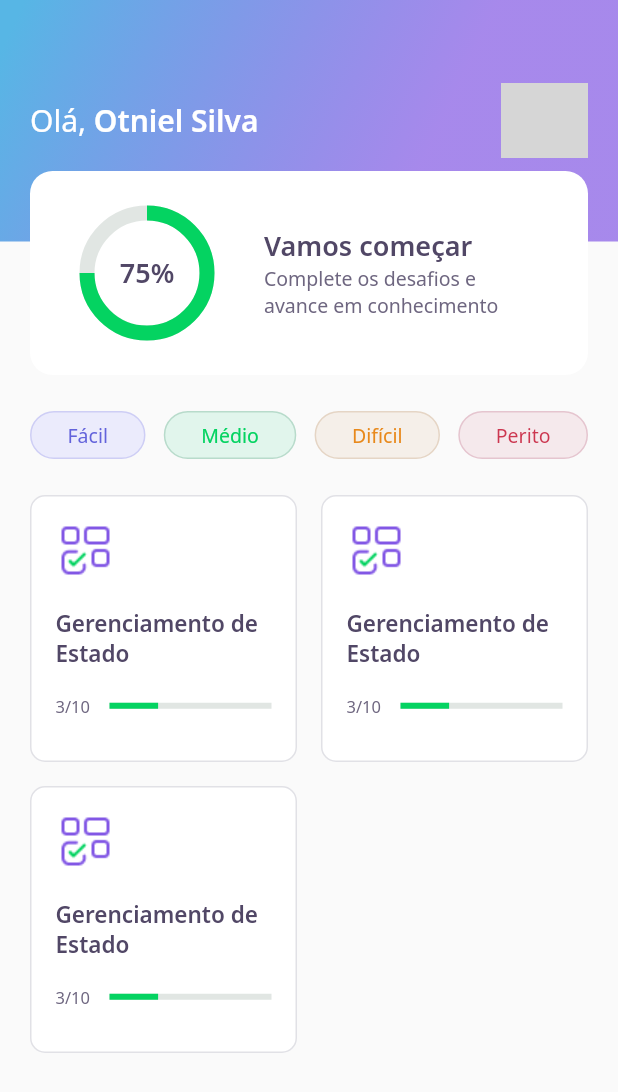
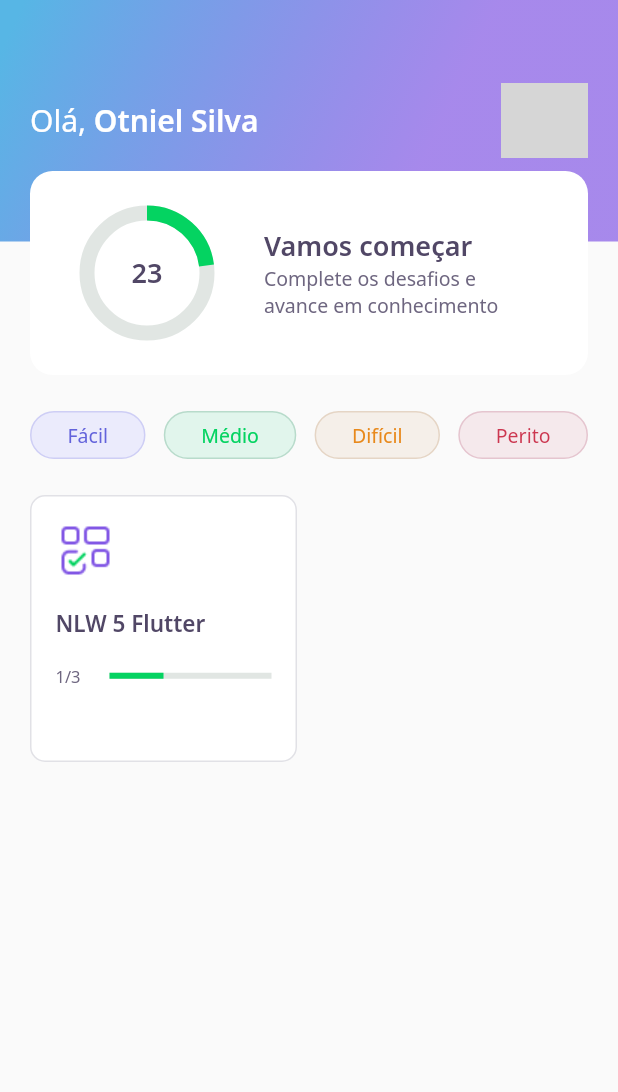
Before and after one commit to otnielgusta/nlw05Flutter, a Flutter app: the HomePage screen opened directly, on a phone screen of 412 x 824 dp. Shown: the top 1092 px of the screen. Run offline on Flutter 3.47's test engine with Material 2 defaults, Android fonts, the phone set to English and light mode, and no system bars; our stand-ins replace google_fonts; network calls fail; grey boxes are pictures that could not be loaded.

Commit message:
criado model,  controller e repository de user e quizzes; Criado dados estáticos  para consulta

```diff
--- /dev/null
+++ b/assets/database/quizzes.json
@@ -0,0 +1,64 @@
+[
+  {
+    "title": "NLW 5 Flutter",
+    "imagem": "blocks",
+    "questionAnswered": 1,
+    "level": "facil",
+    "questions": [
+      {
+        "title": "Está curtindo o Flutter?",
+        "answer": [
+          {
+            "title": "Estou curtindo"
+          },
+          {
+            "title": "Amando Flutter"
+          },
+          {
+            "title": "Muito top"
+          },
+          {
+            "title": "Show de Bola",
+            "isRight": true
+          }
+        ]
+      },
+      {
+        "title": "Está curtindo o Flutter?",
+        "answer": [
+          {
+            "title": "Estou curtindo"
+          },
+          {
+            "title": "Amando Flutter",
+            "isRight": true
+          },
+          {
+            "title": "Muito top"
+          },
+          {
+            "title": "Show de Bola"
+          }
+        ]
+      },
+      {
+        "title": "Está curtindo o Flutter?",
+        "answer": [
+          {
+            "title": "Estou curtindo",
+            "isRight": true
+          },
+          {
+            "title": "Amando Flutter"
+          },
+          {
+            "title": "Muito top"
+          },
+          {
+            "title": "Show de Bola"
+          }
+        ]
+      }
+    ]
+  }
+]
--- /dev/null
+++ b/assets/database/user.json
@@ -0,0 +1,6 @@
+{
+  "name": "Otniel Silva",
+  "score": 23,
+  "photoUrl": "https://avatars.githubusercontent.com/u/55518288?s=400&u=396564bb8d6cb09bcbb3ac0642b657bd30071f8c&v=4"
+
+}
--- a/lib/core/app_widget.dart
+++ b/lib/core/app_widget.dart
@@ -7,7 +7,7 @@ class AppWidget extends StatelessWidget {
   @override
   Widget build(BuildContext context) {
     return MaterialApp(
-      home: ChallengePage(),
+      home: HomePage(),
     );
   }
 }
--- /dev/null
+++ b/lib/home/home_controller.dart
@@ -0,0 +1,33 @@
+import 'package:flutter/foundation.dart';
+import 'package:nlwflutter/core/app_images.dart';
+import 'package:nlwflutter/home/home_repository.dart';
+import 'package:nlwflutter/home/home_state.dart';
+import 'package:nlwflutter/shared/models/answer_model.dart';
+import 'package:nlwflutter/shared/models/question_model.dart';
+import 'package:nlwflutter/shared/models/quiz_model.dart';
+import 'package:nlwflutter/shared/models/user_model.dart';
+
+class HomeController {
+  final stateNotifier = ValueNotifier<HomeState>(HomeState.empty);
+  set state(HomeState state) => stateNotifier.value = state;
+  HomeState get state => stateNotifier.value;
+
+  UserModel? user;
+  List<QuizModel>? quizzes;
+
+  final repository = HomeRepository();
+
+  void getUser() async {
+    state = HomeState.loading;
+
+    this.user = await repository.getUser();
+    state = HomeState.success;
+  }
+
+  void getQuizzes() async {
+    state = HomeState.loading;
+
+    this.quizzes = await repository.getQuizzes();
+    state = HomeState.success;
+  }
+}
--- a/lib/home/home_page.dart
+++ b/lib/home/home_page.dart
@@ -1,4 +1,8 @@
 import 'package:flutter/material.dart';
+import 'package:nlwflutter/challenge/widgets/question_indicator/quiz/quiz_widget.dart';
+import 'package:nlwflutter/core/app_colors.dart';
+import 'package:nlwflutter/home/home_controller.dart';
+import 'package:nlwflutter/home/home_state.dart';
 import 'package:nlwflutter/home/widgets/appbar/app_bar.dart';
 import 'package:nlwflutter/home/widgets/level_button/level_button_widget.dart';
 import 'package:nlwflutter/home/widgets/quiz_card/quiz_card_widget.dart';
@@ -9,10 +13,25 @@ class HomePage extends StatefulWidget {
 }
 
 class _HomePageState extends State<HomePage> {
+  final controller = HomeController();
+  get user => controller.getUser();
+  get quizzes => controller.getQuizzes();
+
+  @override
+  void initState() {
+    super.initState();
+    controller.getUser();
+    controller.getQuizzes();
+    controller.stateNotifier.addListener(() {
+      setState(() {});
+    });
+  }
+
   @override
   Widget build(BuildContext context) {
+    if (controller.state == HomeState.success) {
       return Scaffold(
-      appBar: AppBarWidget(),
+        appBar: AppBarWidget(userModel: controller.user!),
         body: Padding(
           padding: const EdgeInsets.symmetric(horizontal: 20.0),
           child: Column(
@@ -45,16 +64,28 @@ class _HomePageState extends State<HomePage> {
                   crossAxisSpacing: 16,
                   mainAxisSpacing: 16,
                   crossAxisCount: 2,
-                children: [
-                  QuizCardWidget(),
-                  QuizCardWidget(),
-                  QuizCardWidget(),
-                ],
+                  children: controller.quizzes!
+                      .map((e) => QuizCardWidget(
+                            title: e.title,
+                            completed:
+                                "${e.questionAnswered}/${e.questions.length}",
+                            percent: e.questionAnswered / e.questions.length,
+                          ))
+                      .toList(),
                 ),
               )
             ],
           ),
         ),
       );
+    } else {
+      return Scaffold(
+        body: Center(
+          child: CircularProgressIndicator(
+            valueColor: AlwaysStoppedAnimation<Color>(AppColors.darkGreen),
+          ),
+        ),
+      );
     }
   }
+}
--- /dev/null
+++ b/lib/home/home_state.dart
@@ -0,0 +1,6 @@
+enum HomeState {
+  success,
+  loading,
+  error,
+  empty,
+}
--- a/lib/home/widgets/appbar/app_bar.dart
+++ b/lib/home/widgets/appbar/app_bar.dart
@@ -2,9 +2,11 @@ import 'package:flutter/material.dart';
 import 'package:nlwflutter/core/app_gradients.dart';
 import 'package:nlwflutter/core/app_text_styles.dart';
 import 'package:nlwflutter/home/widgets/score_card/score_card_widget.dart';
+import 'package:nlwflutter/shared/models/user_model.dart';
 
 class AppBarWidget extends PreferredSize {
-  AppBarWidget()
+  final UserModel userModel;
+  AppBarWidget({required this.userModel})
       : super(
           preferredSize: Size.fromHeight(250),
           child: Container(
@@ -28,7 +30,7 @@ class AppBarWidget extends PreferredSize {
                             style: AppTextStyles.title,
                             children: [
                               TextSpan(
-                                text: "Otniel Silva",
+                                text: userModel.name,
                                 style: AppTextStyles.titleBold,
                               )
                             ]),
@@ -40,14 +42,19 @@ class AppBarWidget extends PreferredSize {
                           borderRadius: BorderRadius.circular(10),
                           image: DecorationImage(
                             image: NetworkImage(
-                                "https://avatars.githubusercontent.com/u/55518288?s=400&u=396564bb8d6cb09bcbb3ac0642b657bd30071f8c&v=4"),
+                              userModel.photoUrl,
+                            ),
                           ),
                         ),
                       )
                     ],
                   ),
                 ),
-                Align(alignment: Alignment(0.0, 1.0), child: ScoreCardWidget()),
+                Align(
+                    alignment: Alignment(0.0, 1.0),
+                    child: ScoreCardWidget(
+                      score: userModel.score,
+                    )),
               ],
             ),
           ),
--- a/lib/home/widgets/chart/chart_widget.dart
+++ b/lib/home/widgets/chart/chart_widget.dart
@@ -3,6 +3,12 @@ import 'package:nlwflutter/core/app_colors.dart';
 import 'package:nlwflutter/core/app_text_styles.dart';
 
 class ChartWidget extends StatelessWidget {
+  final int score;
+
+  const ChartWidget({
+    Key? key,
+    required this.score,
+  }) : super(key: key);
   @override
   Widget build(BuildContext context) {
     return Container(
@@ -16,7 +22,7 @@ class ChartWidget extends StatelessWidget {
               width: 80,
               child: CircularProgressIndicator(
                 strokeWidth: 10,
-                value: .75,
+                value: score / 100,
                 backgroundColor: AppColors.chartSecondary,
                 valueColor:
                     AlwaysStoppedAnimation<Color>(AppColors.chartPrimary),
@@ -25,7 +31,7 @@ class ChartWidget extends StatelessWidget {
           ),
           Center(
             child: Text(
-              "75%",
+              score.toString(),
               style: AppTextStyles.heading,
             ),
           ),
--- a/lib/home/widgets/quiz_card/quiz_card_widget.dart
+++ b/lib/home/widgets/quiz_card/quiz_card_widget.dart
@@ -1,10 +1,22 @@
 import 'package:flutter/material.dart';
+
 import 'package:nlwflutter/core/app_colors.dart';
 import 'package:nlwflutter/core/app_images.dart';
 import 'package:nlwflutter/core/app_text_styles.dart';
 import 'package:nlwflutter/shared/widgets/progress_indicator/progress_indicator_widget.dart';
 
 class QuizCardWidget extends StatelessWidget {
+  final String title;
+  final String completed;
+  final double percent;
+
+  const QuizCardWidget({
+    Key? key,
+    required this.title,
+    required this.completed,
+    required this.percent,
+  }) : super(key: key);
+
   @override
   Widget build(BuildContext context) {
     return Container(
@@ -28,7 +40,7 @@ class QuizCardWidget extends StatelessWidget {
             height: 18,
           ),
           Text(
-            "Gerenciamento de Estado",
+            title,
             style: AppTextStyles.heading15,
           ),
           SizedBox(
@@ -38,12 +50,12 @@ class QuizCardWidget extends StatelessWidget {
             children: [
               Expanded(
                 flex: 1,
-                child: Text("3/10", style: AppTextStyles.body11),
+                child: Text(completed, style: AppTextStyles.body11),
               ),
               Expanded(
                   flex: 3,
                   child: ProgressIndicatorWidget(
-                    value: 0.3,
+                    value: percent,
                   ))
             ],
           )
--- a/lib/home/widgets/score_card/score_card_widget.dart
+++ b/lib/home/widgets/score_card/score_card_widget.dart
@@ -3,6 +3,9 @@ import 'package:nlwflutter/core/app_text_styles.dart';
 import 'package:nlwflutter/home/widgets/chart/chart_widget.dart';
 
 class ScoreCardWidget extends StatelessWidget {
+  final int score;
+
+  const ScoreCardWidget({Key? key, required this.score}) : super(key: key);
   @override
   Widget build(BuildContext context) {
     return Padding(
@@ -19,7 +22,9 @@ class ScoreCardWidget extends StatelessWidget {
             children: [
               Expanded(
                 flex: 1,
-                child: ChartWidget(),
+                child: ChartWidget(
+                  score: score,
+                ),
               ),
               Expanded(
                 flex: 2,
--- /dev/null
+++ b/lib/shared/models/quiz_model.dart
@@ -0,0 +1,69 @@
+import 'dart:convert';
+
+import 'package:nlwflutter/shared/models/question_model.dart';
+
+enum Level {
+  facil,
+  medio,
+  dificil,
+  perito,
+}
+
+extension LevelStringExt on String {
+  Level get parse => {
+        "facil": Level.facil,
+        "medio": Level.medio,
+        "difecil": Level.dificil,
+        "perito": Level.perito,
+      }[this]!;
+}
+
+extension LevelExt on Level {
+  String get parse => {
+        Level.facil: "facil",
+        Level.medio: "medio",
+        Level.dificil: "dificil",
+        Level.perito: "perito",
+      }[this]!;
+}
+
+class QuizModel {
+  final String title;
+  final List<QuestionModel> questions;
+  final int questionAnswered;
+  final String imagem;
+  final Level level;
+
+  QuizModel(
+      {required this.title,
+      required this.questions,
+      this.questionAnswered = 0,
+      required this.imagem,
+      required this.level});
+
+  Map<String, dynamic> toMap() {
+    return {
+      'title': title,
+      'questions': questions.map((x) => x.toMap()).toList(),
+      'questionAnswered': questionAnswered,
+      'imagem': imagem,
+      'level': level.parse,
+    };
+  }
+
+  factory QuizModel.fromMap(Map<String, dynamic> map) {
+    return QuizModel(
+      title: map['title'],
+      questions: List<QuestionModel>.from(
+          map['questions']?.map((x) => QuestionModel.fromMap(x))),
+      questionAnswered: map['questionAnswered'],
+      imagem: map['imagem'],
+      level: (map['level'].toString().parse),
+    );
+  }
+
+  String toJson() => json.encode(toMap());
+
+  factory QuizModel.fromJson(String source) =>
+      QuizModel.fromMap(json.decode(source));
+}
--- /dev/null
+++ b/lib/shared/models/user_model.dart
@@ -0,0 +1,34 @@
+import 'dart:convert';
+
+class UserModel {
+  final String name;
+  final String photoUrl;
+  final int score;
+
+  UserModel({
+    required this.name,
+    required this.photoUrl,
+    this.score = 0,
+  });
+
+  Map<String, dynamic> toMap() {
+    return {
+      'name': name,
+      'photoUrl': photoUrl,
+      'score': score,
+    };
+  }
+
+  factory UserModel.fromMap(Map<String, dynamic> map) {
+    return UserModel(
+      name: map['name'],
+      photoUrl: map['photoUrl'],
+      score: map['score'],
+    );
+  }
+
+  String toJson() => json.encode(toMap());
+
+  factory UserModel.fromJson(String source) =>
+      UserModel.fromMap(json.decode(source));
+}
--- a/pubspec.yaml
+++ b/pubspec.yaml
@@ -18,5 +18,6 @@ dev_dependencies:
 flutter:
   assets:
     - assets/images/
+    - assets/database/
 
   uses-material-design: true
```
Also changed, not shown: lib/home/home_repository.dart (added, +21 -0 lines), lib/shared/models/answer_model.dart (added, +30 -0 lines), lib/shared/models/question_model.dart (added, +35 -0 lines). Lines whose indentation alone changed are shown as unchanged.
